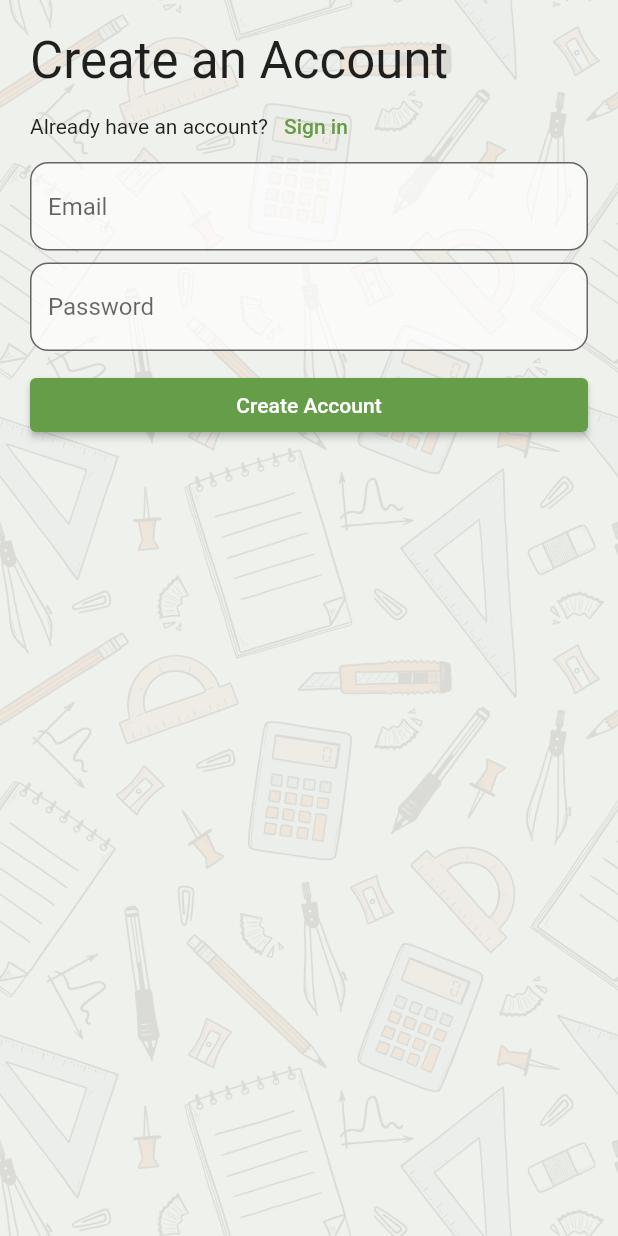
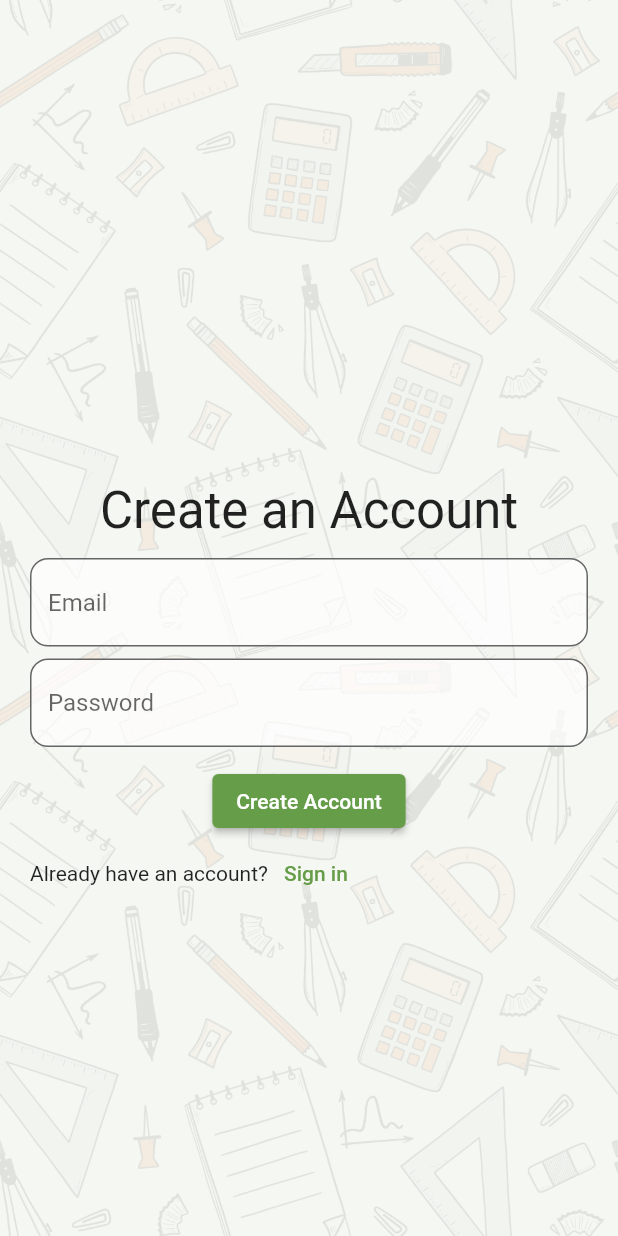
Before and after one commit to akwayne/backpack, a Flutter app: the screen it shows after launch, after a tap on "Or create a new account", on a phone screen of 412 x 824 dp. Run offline on Flutter 3.47's test engine with Material 2 defaults, Android fonts, the phone set to English and light mode, and no system bars; our stand-ins replace cloud_firestore, firebase_auth, firebase_core, firebase_storage, flutter_riverpod, go_router and 2 more; missing offline and left inert: firebase_ui_auth, firebase_ui_oauth_google; accounts and stored records are empty; Roboto replaces fonts that are missing (Arial).

Commit message:
design updates

```diff
--- a/lib/assignment/view/assignment_card.dart
+++ b/lib/assignment/view/assignment_card.dart
@@ -35,7 +35,7 @@ class AssignmentCard extends ConsumerWidget {
 
 // Show assignment card
     return Card(
-      elevation: 1,
+      elevation: 0,
       shape: RoundedRectangleBorder(borderRadius: BorderRadius.circular(16)),
       child: ListTile(
         leading: checkbox,
@@ -45,7 +45,7 @@ class AssignmentCard extends ConsumerWidget {
             GoRouter.of(context).location == '/' ? Text(course.name) : null,
         trailing: Image.asset(
           course.subject.getImage,
-          color: const Color.fromRGBO(255, 255, 255, 0.3),
+          color: const Color.fromRGBO(255, 255, 255, 0.8),
           colorBlendMode: BlendMode.modulate,
         ),
         onTap: () {
--- a/lib/user/view/auth/login_background.dart
+++ b/lib/user/view/auth/login_background.dart
@@ -58,7 +58,12 @@ class _LoginBackgroundState extends State<LoginBackground>
         SafeArea(
           child: Padding(
             padding: const EdgeInsets.all(20.0),
-            child: widget.child,
+            child: Center(
+              child: SizedBox(
+                width: 400,
+                child: widget.child,
+              ),
+            ),
           ),
         ),
       ],
--- a/lib/user/view/auth/login_page.dart
+++ b/lib/user/view/auth/login_page.dart
@@ -17,23 +17,22 @@ class LoginPage extends ConsumerWidget {
 
     return Scaffold(
       body: LoginBackground(
-        child: ListView(
-          keyboardDismissBehavior: ScrollViewKeyboardDismissBehavior.onDrag,
+        child: Column(
           children: [
-            Image.asset(
-              // Designed by stockgiu / Freepik
-              'assets/backpack.png',
-              fit: BoxFit.cover,
+            SizedBox(
+              height: 300,
+              child: Image.asset(
+                // Designed by stockgiu / Freepik
+                'assets/backpack.png',
+                fit: BoxFit.cover,
+              ),
             ),
             const SizedBox(height: 20),
             Text(
               'Login to Backpack',
               style: Theme.of(context).textTheme.headline4,
             ),
-            TextButton(
-              onPressed: () => context.goNamed('register'),
-              child: const Text('Or create a new account'),
-            ),
+            const SizedBox(height: 12),
             AuthTextField(
               controller: txtEmail,
               hintText: 'Email',
@@ -64,6 +63,10 @@ class LoginPage extends ConsumerWidget {
               },
               child: const Text('Log In'),
             ),
+            TextButton(
+              onPressed: () => context.goNamed('register'),
+              child: const Text('Or create a new account'),
+            ),
           ],
         ),
       ),
--- a/lib/user/view/auth/register_page.dart
+++ b/lib/user/view/auth/register_page.dart
@@ -17,22 +17,14 @@ class RegisterPage extends ConsumerWidget {
 
     return Scaffold(
       body: LoginBackground(
-        child: ListView(
-          keyboardDismissBehavior: ScrollViewKeyboardDismissBehavior.onDrag,
+        child: Column(
           children: [
+            const SizedBox(height: 300),
             Text(
               'Create an Account',
               style: Theme.of(context).textTheme.headline4,
             ),
-            Row(
-              children: [
-                const Text('Already have an account?'),
-                TextButton(
-                  onPressed: () => context.goNamed('login'),
-                  child: const Text('Sign in'),
-                ),
-              ],
-            ),
+            const SizedBox(height: 12),
             AuthTextField(controller: txtEmail, hintText: 'Email'),
             const SizedBox(height: 8),
             AuthTextField(controller: txtPassword, hintText: 'Password'),
@@ -60,6 +52,15 @@ class RegisterPage extends ConsumerWidget {
               },
               child: const Text('Create Account'),
             ),
+            Row(
+              children: [
+                const Text('Already have an account?'),
+                TextButton(
+                  onPressed: () => context.goNamed('login'),
+                  child: const Text('Sign in'),
+                ),
+              ],
+            ),
           ],
         ),
       ),
--- a/lib/user/view/auth/setup_page.dart
+++ b/lib/user/view/auth/setup_page.dart
@@ -21,7 +21,7 @@ class SetupPage extends ConsumerWidget {
 
     return Scaffold(
       body: LoginBackground(
-        child: ListView(
+        child: Column(
           children: [
             Text(
               'Finish creating your account',
--- a/lib/utilities/colors.dart
+++ b/lib/utilities/colors.dart
@@ -1,7 +1,7 @@
 import 'package:flutter/material.dart';
 
 class ColorPalette {
-  static const Color background = Color(0xFFEDEFEA);
+  static const Color background = Color(0xFFF4F6F1);
   static const Color honeydew = Color(0xFFDAEBD7);
   static const Color lightPrimary = Color(0xFFC0E8BD);
   static const Color primary = Color(0xFF9CDB81);
```
Also changed, not shown: lib/assignment/view/animated_check.dart (+11 -3 lines), lib/assignment/view/assignment_detail.dart (+7 -5 lines), lib/course/model/subject.dart (+0 -8 lines), lib/course/view/course_card.dart (+16 -10 lines), lib/course/view/course_list.dart (+6 -3 lines), lib/course/view/course_page.dart (+8 -3 lines), lib/home/home_nav.dart (+16 -6 lines).
